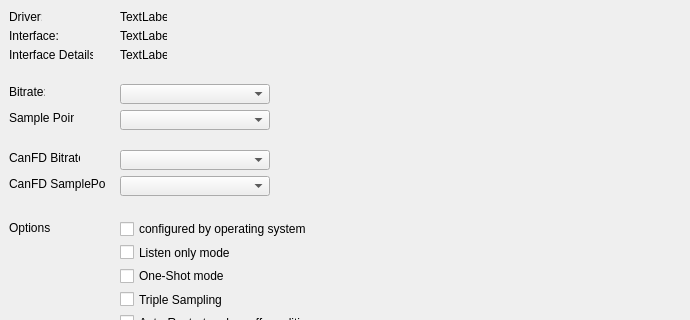
HubertD/cangaroo, file src/driver/GenericCanSetupPage.ui: the form before one commit; both pictures show x 0 to 690 and y 0 to 320 of the 795 by 633 pixel window.
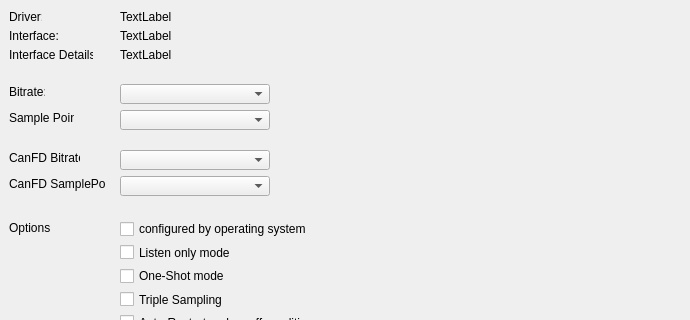
The form after the commit.

Commit message: implement interfaceDetails label

Diff of the .ui file:
```diff
--- a/src/driver/GenericCanSetupPage.ui
+++ b/src/driver/GenericCanSetupPage.ui
@@ -31,7 +31,7 @@
     <rect>
      <x>120</x>
      <y>9</y>
-     <width>47</width>
+     <width>490</width>
      <height>16</height>
     </rect>
    </property>
@@ -57,7 +57,7 @@
     <rect>
      <x>120</x>
      <y>28</y>
-     <width>47</width>
+     <width>490</width>
      <height>16</height>
     </rect>
    </property>
@@ -83,7 +83,7 @@
     <rect>
      <x>120</x>
      <y>47</y>
-     <width>47</width>
+     <width>490</width>
      <height>16</height>
     </rect>
    </property>
```
The commit also changes 5 other files.
